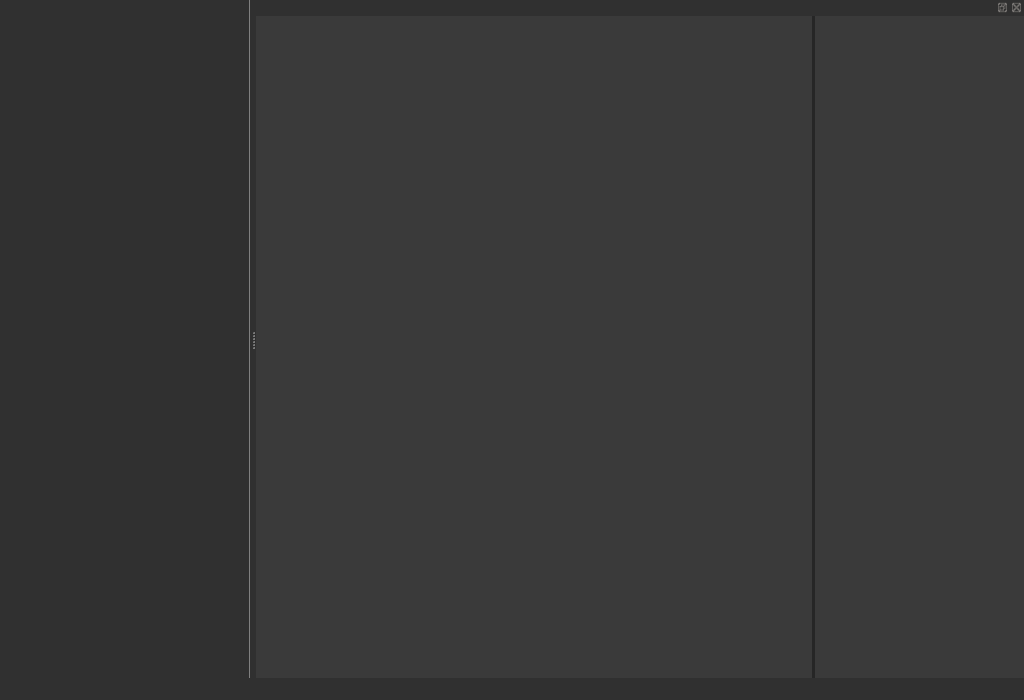
Qt form LEO_sniffy/mainwindow.ui (jirik09/Sniffy) before a commit.
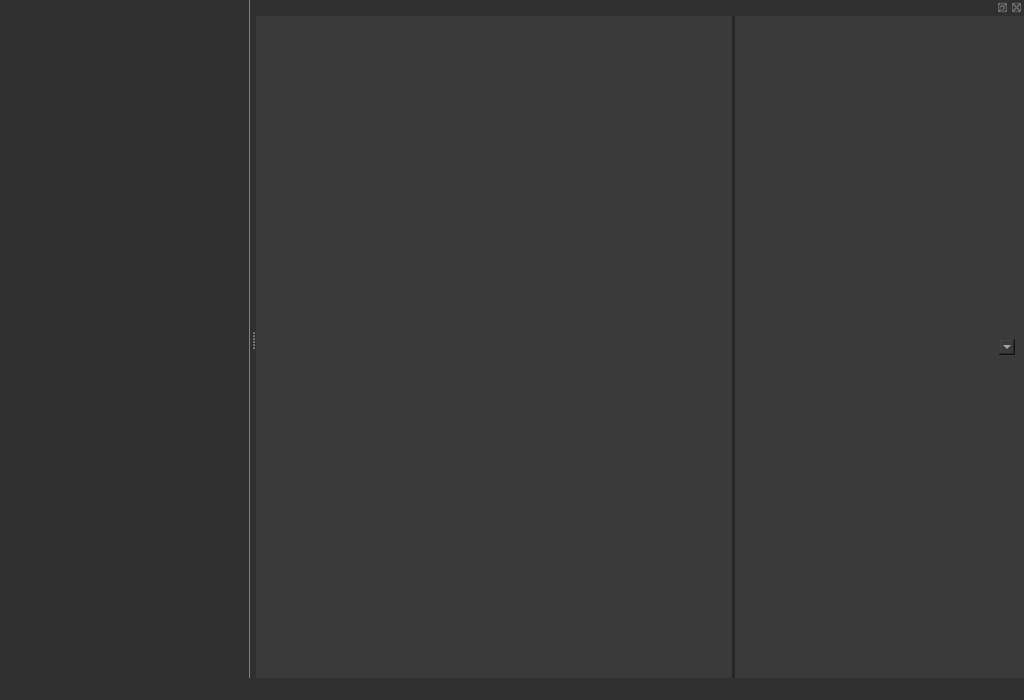
The same form after that commit. Icons and pictures are not drawn.

The edit to the form file:
```diff
--- a/LEO_sniffy/mainwindow.ui
+++ b/LEO_sniffy/mainwindow.ui
@@ -254,7 +254,11 @@
           <height>16777215</height>
          </size>
         </property>
-        <layout class="QVBoxLayout" name="verticalLayout_2"/>
+        <layout class="QVBoxLayout" name="verticalLayout_2">
+         <item>
+          <widget class="QComboBox" name="comboBox"/>
+         </item>
+        </layout>
        </widget>
       </widget>
      </item>
```
Left out of the diff: 2 changed lines with no effect on the pictures.
